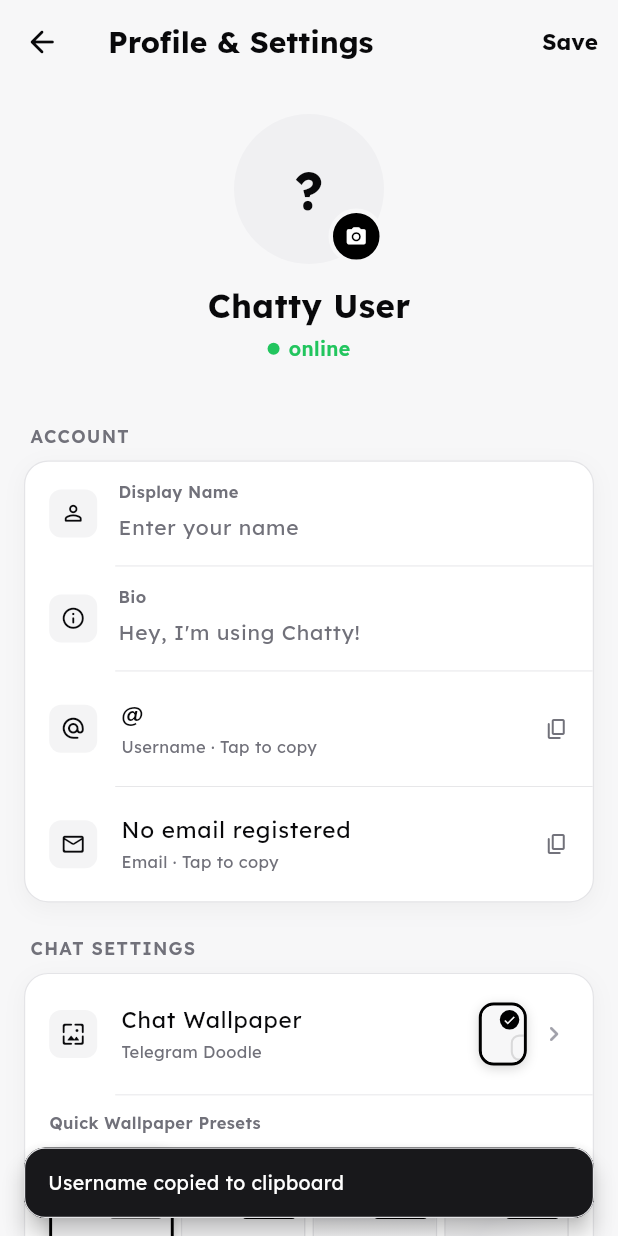
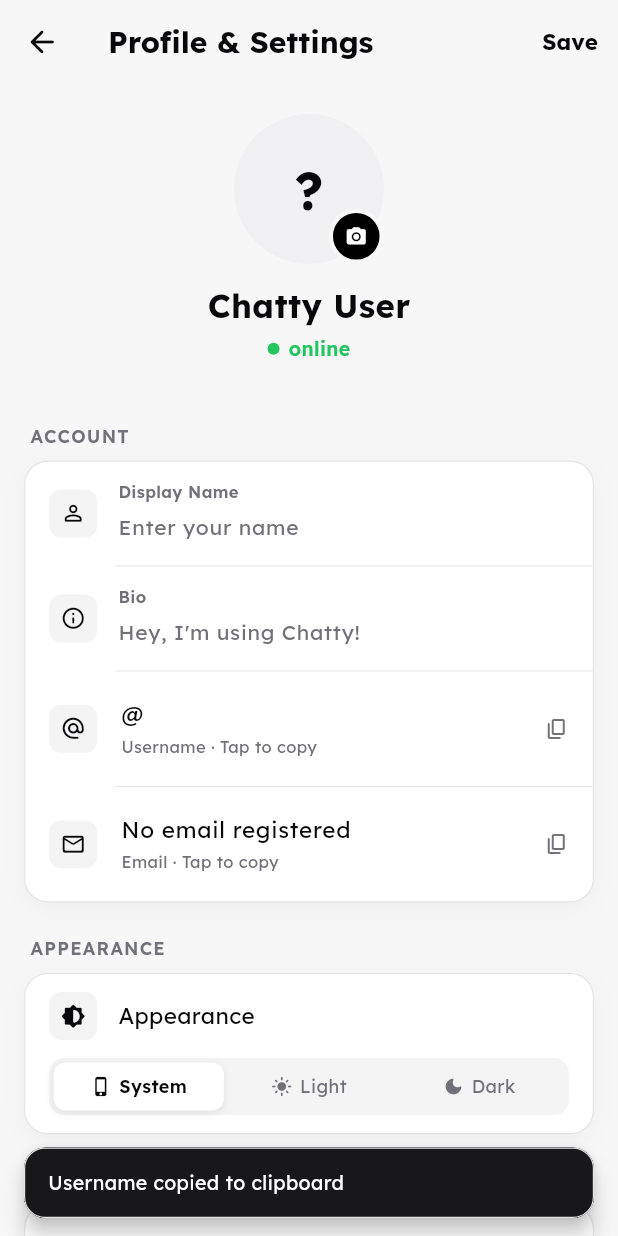
Before and after one commit to imransihab0/Chatty, a Flutter app: the ProfileScreen screen opened directly, after a tap on an icon or button, on a phone screen of 412 x 824 dp. Run offline on Flutter 3.47's test engine with Material 3 defaults, Android fonts, the phone set to English and light mode, and no system bars; our stand-ins replace cached_network_image, cloud_firestore, firebase_auth, firebase_core, firebase_storage, google_sign_in and 2 more; missing offline and left inert: record; accounts and stored records are empty; network calls fail.

Commit message:
fix(chat): completely remove wallpaper system and restore pure native background
- Remove ChatWallpaper widget and its custom painter
- Clean ChatScreen to use native solid scaffold background, resolving screen blanking
- Clean ProfileScreen to focus Card 2 solely on Appearance and Theme Mode
- Remove wallpaperThemeNotifier from ChatSettingsController

```diff
--- a/lib/screens/profile_screen.dart
+++ b/lib/screens/profile_screen.dart
@@ -9,10 +9,8 @@
 import 'package:chatty/screens/auth/login_screen.dart';
 import 'package:chatty/screens/chat_screen.dart';
 import 'package:chatty/screens/media_viewer_screen.dart';
-import 'package:chatty/services/chat_settings_controller.dart';
 import 'package:chatty/services/conversation_controller.dart';
 import 'package:chatty/services/theme_controller.dart';
-import 'package:chatty/widgets/chat_wallpaper.dart';
 import 'package:flutter/material.dart';
 import 'package:flutter/services.dart';
 import 'package:google_sign_in/google_sign_in.dart';
@@ -722,114 +720,12 @@
             ),
 
             // ─────────────────────────────────────────────────────────────
-            // Card 2: Chat Settings (Wallpaper, Theme, Visuals)
+            // Card 2: Appearance & Theme
             // ─────────────────────────────────────────────────────────────
             _buildGroupCard(
               context: context,
-              headerTitle: 'Chat Settings',
+              headerTitle: 'Appearance',
               children: [
-                // Chat Wallpaper tile with active preview thumbnail
-                ValueListenableBuilder<String>(
-                  valueListenable:
-                      ChatSettingsController.wallpaperThemeNotifier,
-                  builder: (context, currentTheme, _) {
-                    final currentPreset = ChatWallpaper.presets.firstWhere(
-                      (p) => p['id'] == currentTheme,
-                      orElse: () => ChatWallpaper.presets.first,
-                    );
-
-                    return ListTile(
-                      contentPadding: const EdgeInsets.symmetric(
-                          horizontal: 16, vertical: 4),
-                      leading: _buildIconBadge(
-                        context: context,
-                        icon: Icons.wallpaper_rounded,
-                      ),
-                      title: Text(
-                        'Chat Wallpaper',
-                        style: TextStyle(
-                          fontFamily: 'Lexend',
-                          fontSize: 15,
-                          fontWeight: FontWeight.w500,
-                          color: context.textPrimaryColor,
-                        ),
-                      ),
-                      subtitle: Text(
-                        currentPreset['name'] ?? 'Custom',
-                        style: TextStyle(
-                          fontFamily: 'Lexend',
-                          fontSize: 11,
-                          color: context.textMutedColor,
-                        ),
-                      ),
-                      trailing: Row(
-                        mainAxisSize: MainAxisSize.min,
-                        children: [
-                          WallpaperThumbnail(
-                            presetId: currentTheme,
-                            isSelected: true,
-                            width: 32,
-                            height: 42,
-                            showChatBubbles: false,
-                          ),
-                          const SizedBox(width: 8),
-                          Icon(
-                            Icons.chevron_right_rounded,
-                            size: 20,
-                            color: context.chevronColor,
-                          ),
-                        ],
-                      ),
-                      onTap: () => ChatWallpaper.showWallpaperPicker(context),
-                    );
-                  },
-                ),
-                _buildDivider(context),
-
-                // Inline Horizontal Wallpaper Selector Strip
-                Padding(
-                  padding: const EdgeInsets.fromLTRB(16, 10, 16, 12),
-                  child: Column(
-                    crossAxisAlignment: CrossAxisAlignment.start,
-                    children: [
-                      Text(
-                        'Quick Wallpaper Presets',
-                        style: TextStyle(
-                          fontFamily: 'Lexend',
-                          fontSize: 11,
-                          fontWeight: FontWeight.w600,
-                          color: context.textMutedColor,
-                        ),
-                      ),
-                      const SizedBox(height: 10),
-                      ValueListenableBuilder<String>(
-                        valueListenable:
-                            ChatSettingsController.wallpaperThemeNotifier,
-                        builder: (context, currentTheme, _) {
-                          return Row(
-                            mainAxisAlignment: MainAxisAlignment.spaceBetween,
-                            children: ChatWallpaper.presets.map((preset) {
-                              final id = preset['id']!;
-                              final isSelected = currentTheme == id;
-                              return WallpaperThumbnail(
-                                presetId: id,
-                                isSelected: isSelected,
-                                width: (MediaQuery.sizeOf(context).width - 80) / 4,
-                                height: 68,
-                                showChatBubbles: true,
-                                onTap: () {
-                                  ChatSettingsController.setWallpaperTheme(id);
-                                },
-                              );
-                            }).toList(),
-                          );
-                        },
-                      ),
-                    ],
-                  ),
-                ),
-                _buildDivider(context),
-
                 // Theme Mode 3-Way Segmented Control (System / Light / Dark)
                 Padding(
                   padding: const EdgeInsets.fromLTRB(16, 12, 16, 12),
--- a/lib/services/chat_settings_controller.dart
+++ b/lib/services/chat_settings_controller.dart
@@ -4,13 +4,10 @@
 import 'package:flutter/material.dart';
 import 'package:path_provider/path_provider.dart';
 
-/// Controller for managing pinned conversations, chat preferences, and wallpaper themes
+/// Controller for managing pinned conversations and chat preferences
 class ChatSettingsController {
   static final ValueNotifier<Set<String>> pinnedNotifier =
       ValueNotifier<Set<String>>({});
-
-  static final ValueNotifier<String> wallpaperThemeNotifier =
-      ValueNotifier<String>('doodle');
 
   static const String _fileName = 'chat_preferences.json';
 
@@ -24,10 +21,6 @@
         final List<dynamic>? list = map['pinned_users'];
         if (list != null) {
           pinnedNotifier.value = list.map((e) => e.toString()).toSet();
-        }
-        final String? wallpaper = map['wallpaper_theme'];
-        if (wallpaper != null) {
-          wallpaperThemeNotifier.value = wallpaper;
         }
       }
     } catch (_) {}
@@ -49,19 +42,12 @@
     await _save();
   }
 
-  static Future<void> setWallpaperTheme(String theme) async {
-    AppHaptics.selection();
-    wallpaperThemeNotifier.value = theme;
-    await _save();
-  }
-
   static Future<void> _save() async {
     try {
       final dir = await getApplicationDocumentsDirectory();
       final file = File('${dir.path}/$_fileName');
       final map = {
         'pinned_users': pinnedNotifier.value.toList(),
-        'wallpaper_theme': wallpaperThemeNotifier.value,
       };
       await file.writeAsString(jsonEncode(map));
     } catch (_) {}
--- a/lib/widgets/chat_wallpaper.dart
+++ /dev/null
@@ -1,474 +0,0 @@
-import 'package:chatty/helper/app_haptics.dart';
-import 'package:chatty/helper/app_theme.dart';
-import 'package:chatty/services/chat_settings_controller.dart';
-import 'package:flutter/material.dart';
-
-/// Customizable Background Wallpaper with presets:
-/// - 'doodle': Messaging doodles pattern
-/// - 'pureBlack': Solid minimalist OLED black
-/// - 'graphite': Neutral charcoal monochrome gradient
-/// - 'mesh': Minimalist slate depth gradient
-class ChatWallpaper extends StatelessWidget {
-  final Widget child;
-
-  const ChatWallpaper({super.key, required this.child});
-
-  static const List<Map<String, String>> presets = [
-    {
-      'id': 'doodle',
-      'name': 'Telegram Doodle',
-      'desc': 'Subtle monochrome patterns',
-    },
-    {
-      'id': 'pureBlack',
-      'name': 'Minimalist Pure OLED',
-      'desc': 'Clean solid monochrome',
-    },
-    {
-      'id': 'graphite',
-      'name': 'Neutral Charcoal',
-      'desc': 'Pure grey depth gradient',
-    },
-    {
-      'id': 'mesh',
-      'name': 'Minimalist Slate',
-      'desc': 'Soft monochrome tone',
-    },
-  ];
-
-  static void showWallpaperPicker(BuildContext context) {
-    AppHaptics.medium();
-    showModalBottomSheet(
-      context: context,
-      backgroundColor: context.surfaceColor,
-      shape: const RoundedRectangleBorder(
-        borderRadius: BorderRadius.vertical(top: Radius.circular(24)),
-      ),
-      builder: (_) {
-        return SafeArea(
-          child: Padding(
-            padding: const EdgeInsets.symmetric(horizontal: 20, vertical: 16),
-            child: Column(
-              mainAxisSize: MainAxisSize.min,
-              crossAxisAlignment: CrossAxisAlignment.start,
-              children: [
-                Center(
-                  child: Container(
-                    width: 38,
-                    height: 4,
-                    decoration: BoxDecoration(
-                      color: context.borderColor,
-                      borderRadius: BorderRadius.circular(2),
-                    ),
-                  ),
-                ),
-                const SizedBox(height: 18),
-                Text(
-                  'Chat Wallpaper Theme',
-                  style: TextStyle(
-                    fontFamily: 'Lexend',
-                    fontSize: 18,
-                    fontWeight: FontWeight.w700,
-                    color: context.textPrimaryColor,
-                  ),
-                ),
-                const SizedBox(height: 4),
-                Text(
-                  'Choose the background styling for your conversations',
-                  style: TextStyle(
-                    fontFamily: 'Lexend',
-                    fontSize: 13,
-                    color: context.textSecondaryColor,
-                  ),
-                ),
-                const SizedBox(height: 18),
-                ValueListenableBuilder<String>(
-                  valueListenable:
-                      ChatSettingsController.wallpaperThemeNotifier,
-                  builder: (context, current, _) {
-                    return Column(
-                      children: presets.map((preset) {
-                        final id = preset['id']!;
-                        final isSelected = current == id;
-
-                        return Container(
-                          margin: const EdgeInsets.only(bottom: 8),
-                          decoration: BoxDecoration(
-                            color: isSelected
-                                ? context.primarySoftColor
-                                : Colors.transparent,
-                            borderRadius: BorderRadius.circular(14),
-                            border: Border.all(
-                              color: isSelected
-                                  ? (context.isDark
-                                      ? Colors.white
-                                      : Colors.black)
-                                  : context.borderColor,
-                              width: isSelected ? 1.5 : 1,
-                            ),
-                          ),
-                          child: ListTile(
-                            contentPadding: const EdgeInsets.symmetric(
-                                horizontal: 12, vertical: 4),
-                            leading: WallpaperThumbnail(
-                              presetId: id,
-                              isSelected: isSelected,
-                              width: 44,
-                              height: 52,
-                              showChatBubbles: true,
-                            ),
-                            title: Text(
-                              preset['name']!,
-                              style: TextStyle(
-                                fontFamily: 'Lexend',
-                                fontSize: 14,
-                                fontWeight: isSelected
-                                    ? FontWeight.w700
-                                    : FontWeight.w500,
-                                color: context.textPrimaryColor,
-                              ),
-                            ),
-                            subtitle: Text(
-                              preset['desc']!,
-                              style: TextStyle(
-                                fontFamily: 'Lexend',
-                                fontSize: 11,
-                                color: context.textSecondaryColor,
-                              ),
-                            ),
-                            trailing: isSelected
-                                ? Icon(
-                                    Icons.check_circle_rounded,
-                                    color: context.textPrimaryColor,
-                                    size: 20,
-                                  )
-                                : null,
-                            onTap: () {
-                              ChatSettingsController.setWallpaperTheme(id);
-                              Navigator.pop(context);
-                            },
-                          ),
-                        );
-                      }).toList(),
-                    );
-                  },
-                ),
-              ],
-            ),
-          ),
-        );
-      },
-    );
-  }
-
-  @override
-  Widget build(BuildContext context) {
-    return ValueListenableBuilder<String>(
-      valueListenable: ChatSettingsController.wallpaperThemeNotifier,
-      builder: (context, wallpaperTheme, _) {
-        if (wallpaperTheme == 'pureBlack') {
-          return Container(
-            color: context.backgroundColor,
-            child: child,
-          );
-        }
-
-        if (wallpaperTheme == 'graphite' || wallpaperTheme == 'midnight') {
-          return Container(
-            decoration: BoxDecoration(
-              gradient: LinearGradient(
-                colors: context.isDark
-                    ? const [
-                        Color(0xFF18181B),
-                        Color(0xFF09090B),
-                        Color(0xFF000000),
-                      ]
-                    : const [
-                        Color(0xFFF4F4F5),
-                        Color(0xFFE4E4E7),
-                        Color(0xFFFFFFFF),
-                      ],
-                begin: Alignment.topCenter,
-                end: Alignment.bottomCenter,
-              ),
-            ),
-            child: child,
-          );
-        }
-
-        if (wallpaperTheme == 'mesh' || wallpaperTheme == 'sunset') {
-          return Container(
-            decoration: BoxDecoration(
-              gradient: LinearGradient(
-                colors: context.isDark
-                    ? const [
-                        Color(0xFF27272A),
-                        Color(0xFF18181B),
-                        Color(0xFF000000),
-                      ]
-                    : const [
-                        Color(0xFFFAFAFA),
-                        Color(0xFFF0F0F2),
-                        Color(0xFFFFFFFF),
-                      ],
-                begin: Alignment.topLeft,
-                end: Alignment.bottomRight,
-              ),
-            ),
-            child: child,
-          );
-        }
-
-        // Default: 'doodle'
-        return Container(
-          color: context.backgroundColor,
-          child: CustomPaint(
-            painter: _DoodlePatternPainter(
-              color: context.isDark
-                  ? Colors.white.withValues(alpha: 0.035)
-                  : Colors.black.withValues(alpha: 0.035),
-            ),
-            child: child,
-          ),
-        );
-      },
-    );
-  }
-}
-
-/// Miniature Preview Thumbnail representing a wallpaper with miniature bubbles
-class WallpaperThumbnail extends StatelessWidget {
-  final String presetId;
-  final bool isSelected;
-  final VoidCallback? onTap;
-  final double width;
-  final double height;
-  final bool showChatBubbles;
-
-  const WallpaperThumbnail({
-    super.key,
-    required this.presetId,
-    this.isSelected = false,
-    this.onTap,
-    this.width = 56,
-    this.height = 76,
-    this.showChatBubbles = true,
-  });
-
-  @override
-  Widget build(BuildContext context) {
-    return GestureDetector(
-      onTap: onTap,
-      child: AnimatedContainer(
-        duration: const Duration(milliseconds: 200),
-        width: width,
-        height: height,
-        decoration: BoxDecoration(
-          borderRadius: BorderRadius.circular(10),
-          border: Border.all(
-            color: isSelected
-                ? (context.isDark ? Colors.white : Colors.black)
-                : context.borderColor,
-            width: isSelected ? 2 : 1,
-          ),
-          boxShadow: isSelected
-              ? [
-                  BoxShadow(
-                    color: (context.isDark ? Colors.white : Colors.black)
-                        .withValues(alpha: 0.16),
-                    blurRadius: 6,
-                    offset: const Offset(0, 2),
-                  ),
-                ]
-              : null,
-        ),
-        child: ClipRRect(
-          borderRadius: BorderRadius.circular(8),
-          child: Stack(
-            children: [
-              Positioned.fill(child: _buildBackground(context)),
-              if (showChatBubbles)
-                Positioned.fill(
-                  child: Padding(
-                    padding:
-                        const EdgeInsets.symmetric(horizontal: 5, vertical: 8),
-                    child: Column(
-                      mainAxisAlignment: MainAxisAlignment.spaceEvenly,
-                      children: [
-                        Align(
-                          alignment: Alignment.centerLeft,
-                          child: Container(
-                            width: width * 0.52,
-                            height: 6,
-                            decoration: BoxDecoration(
-                              color: context.isDark
-                                  ? const Color(0xFF27272A)
-                                  : const Color(0xFFE4E4E7),
-                              borderRadius: BorderRadius.circular(3),
-                            ),
-                          ),
-                        ),
-                        Align(
-                          alignment: Alignment.centerRight,
-                          child: Container(
-                            width: width * 0.44,
-                            height: 6,
-                            decoration: BoxDecoration(
-                              color:
-                                  context.isDark ? Colors.white : Colors.black,
-                              borderRadius: BorderRadius.circular(3),
-                            ),
-                          ),
-                        ),
-                      ],
-                    ),
-                  ),
-                ),
-              if (isSelected)
-                Positioned(
-                  top: 3,
-                  right: 3,
-                  child: Container(
-                    padding: const EdgeInsets.all(2),
-                    decoration: BoxDecoration(
-                      color: context.isDark ? Colors.white : Colors.black,
-                      shape: BoxShape.circle,
-                    ),
-                    child: Icon(
-                      Icons.check,
-                      size: 9,
-                      color: context.isDark ? Colors.black : Colors.white,
-                    ),
-                  ),
-                ),
-            ],
-          ),
-        ),
-      ),
-    );
-  }
-
-  Widget _buildBackground(BuildContext context) {
-    if (presetId == 'pureBlack') {
-      return Container(
-        color:
-            context.isDark ? const Color(0xFF000000) : const Color(0xFFF7F7F8),
-      );
-    }
-    if (presetId == 'graphite' || presetId == 'midnight') {
-      return Container(
-        decoration: BoxDecoration(
-          gradient: LinearGradient(
-            colors: context.isDark
-                ? const [
-                    Color(0xFF18181B),
-                    Color(0xFF09090B),
-                    Color(0xFF000000),
-                  ]
-                : const [
-                    Color(0xFFF4F4F5),
-                    Color(0xFFE4E4E7),
-                    Color(0xFFFFFFFF),
-                  ],
-            begin: Alignment.topCenter,
-            end: Alignment.bottomCenter,
-          ),
-        ),
-      );
-    }
-    if (presetId == 'mesh' || presetId == 'sunset') {
-      return Container(
-        decoration: BoxDecoration(
-          gradient: LinearGradient(
-            colors: context.isDark
-                ? const [
-                    Color(0xFF27272A),
-                    Color(0xFF18181B),
-                    Color(0xFF000000),
-                  ]
-                : const [
-                    Color(0xFFFAFAFA),
-                    Color(0xFFF0F0F2),
-                    Color(0xFFFFFFFF),
-                  ],
-            begin: Alignment.topLeft,
-            end: Alignment.bottomRight,
-          ),
-        ),
-      );
-    }
-    // Default 'doodle'
-    return Container(
-      color:
-          context.isDark ? const Color(0xFF09090B) : const Color(0xFFF7F7F8),
-      child: CustomPaint(
-        painter: _DoodlePatternPainter(
-          color: context.isDark
-              ? Colors.white.withValues(alpha: 0.12)
-              : Colors.black.withValues(alpha: 0.12),
-        ),
-      ),
-    );
-  }
-}
-
-class _DoodlePatternPainter extends CustomPainter {
-  final Color color;
-
-  _DoodlePatternPainter({required this.color});
-
-  @override
-  void paint(Canvas canvas, Size size) {
-    final paint = Paint()
-      ..color = color
-      ..style = PaintingStyle.stroke
-      ..strokeWidth = 1.4;
-
-    const double stepX = 90.0;
-    const double stepY = 100.0;
-
-    for (double y = 20; y < size.height; y += stepY) {
-      for (double x = 20; x < size.width; x += stepX) {
-        final int pattern = ((x / stepX).floor() + (y / stepY).floor()) % 4;
-
-        switch (pattern) {
-          case 0:
-            // Chat bubble
-            final rect = RRect.fromRectAndRadius(
-              Rect.fromLTWH(x, y, 22, 16),
-              const Radius.circular(5),
-            );
-            canvas.drawRRect(rect, paint);
-            break;
-          case 1:
-            // Heart outline
-            final path = Path()
-              ..moveTo(x + 10, y + 5)
-              ..cubicTo(x + 5, y, x, y + 7, x + 10, y + 15)
-              ..cubicTo(x + 20, y + 7, x + 15, y, x + 10, y + 5);
-            canvas.drawPath(path, paint);
-            break;
-          case 2:
-            // Paper plane outline
-            final planePath = Path()
-              ..moveTo(x, y)
-              ..lineTo(x + 18, y + 8)
-              ..lineTo(x + 6, y + 10)
-              ..close()
-              ..moveTo(x + 6, y + 10)
-              ..lineTo(x + 10, y + 16);
-            canvas.drawPath(planePath, paint);
-            break;
-          case 3:
-            // Smiley circle
-            canvas.drawCircle(Offset(x + 9, y + 8), 8, paint);
-            break;
-        }
-      }
-    }
-  }
-
-  @override
-  bool shouldRepaint(covariant _DoodlePatternPainter oldDelegate) =>
-      oldDelegate.color != color;
-}
```
Also changed, not shown: lib/screens/chat_screen.dart (+4 -28 lines).
